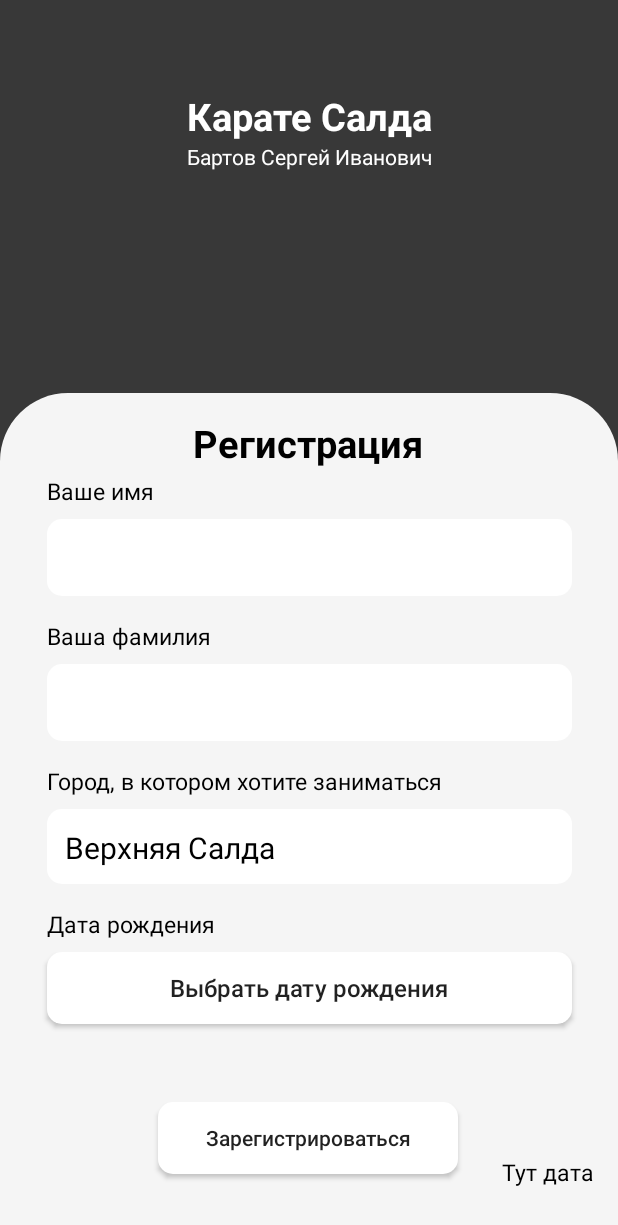
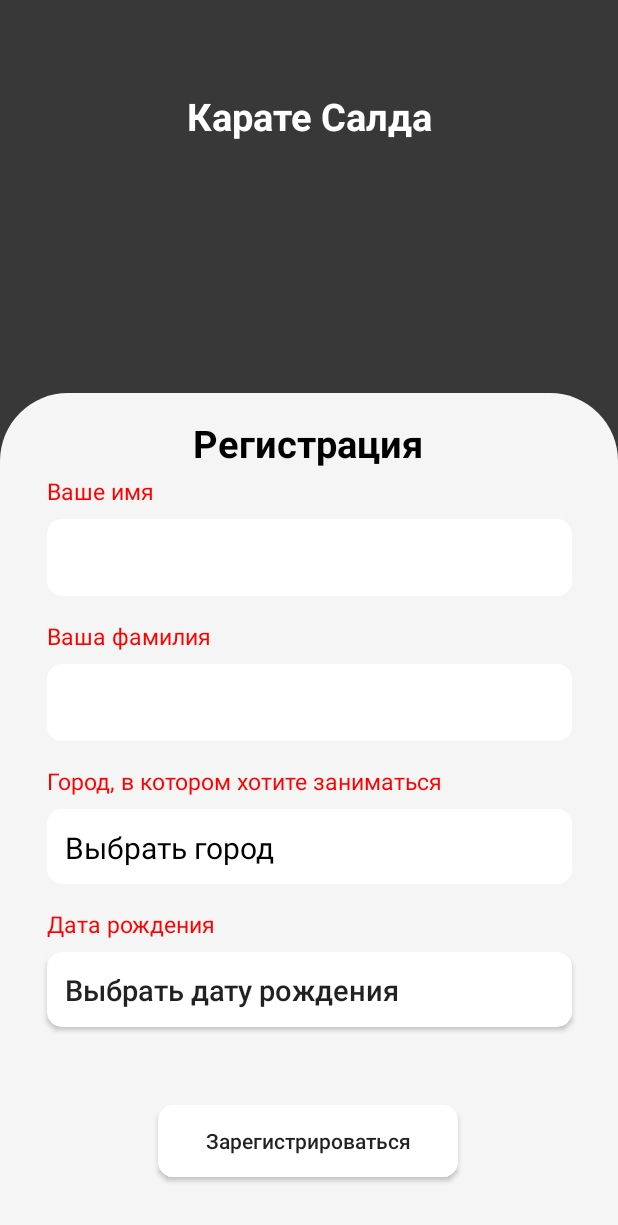
Before and after one commit to CIS-software/CIS_Android_App, an Android app: the fragment SignUpStep2Fragment placed in its activity, after a tap on "Зарегистрироваться", on a phone screen of 412 x 824 dp. Shown: the top 1225 px of the screen. Run offline under Robolectric (Android 15) with nearby library versions, the phone set to English and light mode, and no system bars; our stand-ins replace navigation-ui.

Commit message:
Запрос создания пользователя  переписан, обработка ввода добавлена

```diff
--- a/app/src/main/java/first/android/cis/network/UsersApi.kt
+++ b/app/src/main/java/first/android/cis/network/UsersApi.kt
@@ -8,11 +8,8 @@ import retrofit2.http.Body
 import retrofit2.http.POST
 
 interface UsersApi {
-    @POST("/user")
+    @POST("/create-user")
     suspend fun createUserInfo(@Body userInfo: UserInfo)
-
-    @POST("/create-user-auth")
-    suspend fun createUserAuth(@Body authData: AuthData)
 
     @POST("/login")
     fun signIn(@Body authData: AuthData): Call<UserToken>
--- /dev/null
+++ b/app/src/main/java/first/android/cis/ui/signUpIn/CheckInputData.kt
@@ -0,0 +1,68 @@
+package first.android.cis.ui.signUpIn
+
+import android.graphics.Color
+import android.widget.TextView
+import android.widget.Toast
+import androidx.fragment.app.FragmentActivity
+
+class CheckInputData {
+    fun checkAuthData(
+        email: String,
+        password: String,
+        emailTextView: TextView,
+        passwordTextView: TextView,
+        activity: FragmentActivity?
+    ): Boolean {
+        emailTextView.setTextColor(Color.BLACK)
+        passwordTextView.setTextColor(Color.BLACK)
+        var errorCounter = 0
+        if ((email == "") or (" " in email)){
+            emailTextView.setTextColor(Color.RED)
+            errorCounter += 1
+        }
+        if ((password == "") or (" " in password)){
+            passwordTextView.setTextColor(Color.RED)
+            errorCounter += 1
+        }
+        if (errorCounter > 0){
+            Toast.makeText(activity, "Ошибка! Данные введены некорректно!", Toast.LENGTH_LONG).show()
+            return false
+        }
+        return true
+    }
+
+    fun checkUserInfo(
+        userName: String, userSurname: String,
+        userNameTextView: TextView, userSurnameTextView: TextView,
+        activity: FragmentActivity?, dateOfBirth: String,
+        selectedItem: String, townTextView: TextView,
+        dateTextView: TextView
+    ): Boolean {
+        userNameTextView.setTextColor(Color.BLACK)
+        userSurnameTextView.setTextColor(Color.BLACK)
+        townTextView.setTextColor(Color.BLACK)
+        dateTextView.setTextColor(Color.BLACK)
+        var errorCounter = 0
+        if (userName == ""){
+            userNameTextView.setTextColor(Color.RED)
+            errorCounter += 1
+        }
+        if (userSurname == ""){
+            userSurnameTextView.setTextColor(Color.RED)
+            errorCounter += 1
+        }
+        if (dateOfBirth == ""){
+            errorCounter += 1
+            dateTextView.setTextColor(Color.RED)
+        }
+        if (selectedItem == "Выбрать город"){
+            errorCounter += 1
+            townTextView.setTextColor(Color.RED)
+        }
+        if (errorCounter > 0){
+            Toast.makeText(activity, "Ошибка! Данные введены некорректно!", Toast.LENGTH_LONG).show()
+            return false
+        }
+        return true
+    }
+}
--- a/app/src/main/java/first/android/cis/ui/signUpIn/SignUpStep2Fragment.kt
+++ b/app/src/main/java/first/android/cis/ui/signUpIn/SignUpStep2Fragment.kt
@@ -10,9 +10,8 @@ import androidx.fragment.app.Fragment
 import androidx.navigation.fragment.navArgs
 import first.android.cis.R
 import first.android.cis.databinding.FragmentSignUpStep2Binding
-import first.android.cis.models.users.AuthData
+import first.android.cis.models.users.UserInfo
 import first.android.cis.network.Retrofit
-import kotlinx.android.synthetic.main.fragment_sign_up_step2.*
 import kotlinx.coroutines.CoroutineScope
 import kotlinx.coroutines.Dispatchers
 import kotlinx.coroutines.launch
@@ -21,14 +20,18 @@ import java.util.*
 class SignUpStep2Fragment : Fragment() {
     private val args: SignUpStep2FragmentArgs by navArgs()
     lateinit var selectedItem: String
+    private var dateOfBirth: String = ""
     private var _binding: FragmentSignUpStep2Binding? = null
     private val binding get() = _binding!!
     private lateinit var endSignUpButton: Button
     private lateinit var datePickerBtn: Button
-    private lateinit var testTV: TextView
     private lateinit var nameEditTextSignUp: EditText
     private lateinit var surnameEditSignUp: EditText
     private lateinit var spinnerTown: Spinner
+    private lateinit var userNameTextView: TextView
+    private lateinit var userSurnameTextView: TextView
+    private lateinit var townTextView: TextView
+    private lateinit var dateTextView: TextView
 
     override fun onCreateView(
         inflater: LayoutInflater, container: ViewGroup?,
@@ -38,15 +41,29 @@ class SignUpStep2Fragment : Fragment() {
         binding.let{
             endSignUpButton = it.endSignUpButton
             datePickerBtn = it.datePickerBtn
-            testTV = it.testTV
             nameEditTextSignUp = it.nameEditTextSignUp
             surnameEditSignUp = it.surnameEditSignUp
             spinnerTown = it.spinnerTown
+            userNameTextView = it.userNameTextView
+            userSurnameTextView = it.userSurnameTextView
+            townTextView = it.townTextView
+            dateTextView = it.dateTextView
         }
         endSignUpButton.setOnClickListener{
-            val authData = AuthData(args.email, args.password)
-            CoroutineScope(Dispatchers.Main).launch {
-                Retrofit.usersApi.createUserAuth(authData)
+            val userName: String = nameEditTextSignUp.text.toString()
+            val userSurname: String = surnameEditSignUp.text.toString()
+            val checkInputData = CheckInputData()
+            if (checkInputData.checkUserInfo(userName, userSurname,
+                    userNameTextView, userSurnameTextView, activity,
+                    dateOfBirth, selectedItem, townTextView, dateTextView)){
+                val userInfo = UserInfo(args.email, args.password,
+                    nameEditTextSignUp.text.toString(),
+                    surnameEditSignUp.text.toString(),
+                    selectedItem, dateOfBirth
+                )
+                CoroutineScope(Dispatchers.Main).launch {
+                    Retrofit.usersApi.createUserInfo(userInfo)
+                }
             }
         }
         datePickerConfig()
@@ -64,7 +81,10 @@ class SignUpStep2Fragment : Fragment() {
             val datePickerDialog = DatePickerDialog(requireContext(),
                 R.style.ScrollingDatePicker,
                 DatePickerDialog.OnDateSetListener{ _, myYear, myMonth, myDay ->
-                    testTV.text = "$myDay/$myMonth/$myYear"
+                    var monthDate = myMonth
+                    monthDate += 1
+                    dateOfBirth = "$myDay/$monthDate/$myYear"
+                    datePickerBtn.text = dateOfBirth
                 }, year, month, day)
             datePickerDialog.show()
         }
--- a/app/src/main/res/layout/fragment_sign_up_step2.xml
+++ b/app/src/main/res/layout/fragment_sign_up_step2.xml
@@ -20,17 +20,6 @@
         app:layout_constraintStart_toStartOf="parent"
         app:layout_constraintTop_toTopOf="parent" />
 
-    <TextView
-        android:layout_width="wrap_content"
-        android:layout_height="wrap_content"
-        android:id="@+id/fioTextView"
-        android:textColor="@color/white"
-        android:textSize="14sp"
-        android:text="@string/fio_bartov"
-        app:layout_constraintEnd_toEndOf="parent"
-        app:layout_constraintStart_toStartOf="parent"
-        app:layout_constraintTop_toBottomOf="@+id/karateTextView" />
-
     <View
         android:id="@+id/view2"
         android:layout_width="0dp"
@@ -39,7 +28,7 @@
         app:layout_constraintBottom_toBottomOf="parent"
         app:layout_constraintEnd_toEndOf="parent"
         app:layout_constraintStart_toStartOf="parent"
-        app:layout_constraintTop_toBottomOf="@+id/fioTextView"
+        app:layout_constraintTop_toBottomOf="@+id/karateTextView"
         app:layout_constraintVertical_bias="1.0" />
 
     <TextView
@@ -57,7 +46,7 @@
         app:layout_constraintTop_toTopOf="@+id/view2" />
 
     <TextView
-        android:id="@+id/textView7"
+        android:id="@+id/userNameTextView"
         style="@style/text_view_sign_style"
         android:layout_marginTop="4dp"
         android:text="Ваше имя"
@@ -72,10 +61,10 @@
         app:layout_constraintEnd_toEndOf="parent"
         app:layout_constraintHorizontal_bias="0.508"
         app:layout_constraintStart_toStartOf="parent"
-        app:layout_constraintTop_toBottomOf="@+id/textView7" />
+        app:layout_constraintTop_toBottomOf="@+id/userNameTextView" />
 
     <TextView
-        android:id="@+id/textView9"
+        android:id="@+id/userSurnameTextView"
         style="@style/text_view_sign_style"
         android:layout_marginTop="16dp"
         android:text="Ваша фамилия"
@@ -87,11 +76,11 @@
         style="@style/edit_text_sign_style"
         android:layout_marginTop="8dp"
         android:background="@drawable/sign_edit_text_style"
-        app:layout_constraintStart_toStartOf="@+id/textView9"
-        app:layout_constraintTop_toBottomOf="@+id/textView9" />
+        app:layout_constraintStart_toStartOf="@+id/userSurnameTextView"
+        app:layout_constraintTop_toBottomOf="@+id/userSurnameTextView" />
 
     <TextView
-        android:id="@+id/textView10"
+        android:id="@+id/townTextView"
         style="@style/text_view_sign_style"
         android:layout_marginTop="16dp"
         android:text="Город, в котором хотите заниматься"
@@ -106,11 +95,11 @@
         android:layout_marginTop="8dp"
         android:background="@drawable/sign_edit_text_style"
         android:entries="@array/towns"
-        app:layout_constraintStart_toStartOf="@+id/textView10"
-        app:layout_constraintTop_toBottomOf="@+id/textView10"/>
+        app:layout_constraintStart_toStartOf="@+id/townTextView"
+        app:layout_constraintTop_toBottomOf="@+id/townTextView"/>
 
     <TextView
-        android:id="@+id/textView11"
+        android:id="@+id/dateTextView"
         style="@style/text_view_sign_style"
         android:layout_marginTop="16dp"
         android:text="Дата рождения"
@@ -124,21 +113,13 @@
         android:layout_height="wrap_content"
         android:layout_marginTop="8dp"
         android:text="Выбрать дату рождения"
+        android:gravity="left|center_vertical"
+        android:padding="12dp"
         android:textAllCaps="false"
-        android:textSize="16sp"
-        app:layout_constraintStart_toStartOf="@+id/textView11"
-        app:layout_constraintTop_toBottomOf="@+id/textView11" />
-
-
-    <TextView
-        android:id="@+id/testTV"
-        style="@style/text_view_sign_style"
-        android:layout_marginBottom="32dp"
-        android:text="Тут дата"
-        app:layout_constraintBottom_toBottomOf="parent"
-        app:layout_constraintEnd_toEndOf="parent"
-        app:layout_constraintHorizontal_bias="0.924"
-        app:layout_constraintStart_toEndOf="@+id/textView11" />
+        android:textSize="19sp"
+        android:textStyle="normal"
+        app:layout_constraintStart_toStartOf="@+id/dateTextView"
+        app:layout_constraintTop_toBottomOf="@+id/dateTextView" />
 
     <androidx.appcompat.widget.AppCompatButton
         android:id="@+id/endSignUpButton"
--- a/app/src/main/res/values/strings.xml
+++ b/app/src/main/res/values/strings.xml
@@ -6,13 +6,13 @@
     <!-- TODO: Remove or change this placeholder text -->
     <string name="hello_blank_fragment">Hello blank fragment</string>
     <string name="karate_salda">Карате Салда</string>
-    <string name="fio_bartov">Бартов Сергей Иванович</string>
     <string name="sign_in">Вход</string>
     <string name="sign_up">Регистрация</string>
     <string name="phone_number">Номер телефона</string>
     <string name="password">Пароль</string>
     <string name="e_mail">Электронная почта</string>
     <string-array name="towns">
+        <item>Выбрать город</item>
         <item>Верхняя Салда</item>
         <item>Нижняя Салда</item>
     </string-array>
```
Also changed, not shown: app/src/main/java/first/android/cis/models/users/UserInfo.kt (+11 -8 lines), app/src/main/java/first/android/cis/ui/signUpIn/SignInFragment.kt (+13 -9 lines), app/src/main/java/first/android/cis/ui/signUpIn/SignUpFragment.kt (+11 -4 lines), app/src/main/res/layout/fragment_sign_in.xml (+6 -19 lines), app/src/main/res/layout/fragment_sign_in_up.xml (+2 -16 lines), app/src/main/res/layout/fragment_sign_up.xml (+5 -16 lines).
